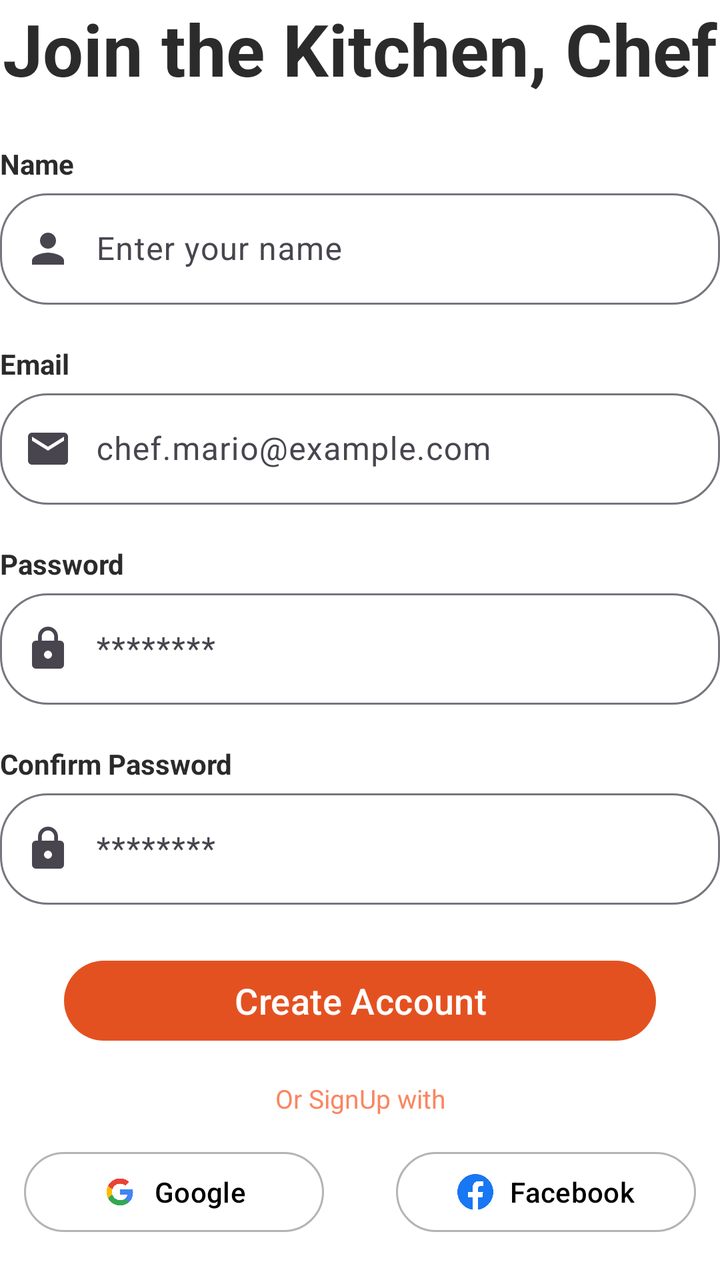
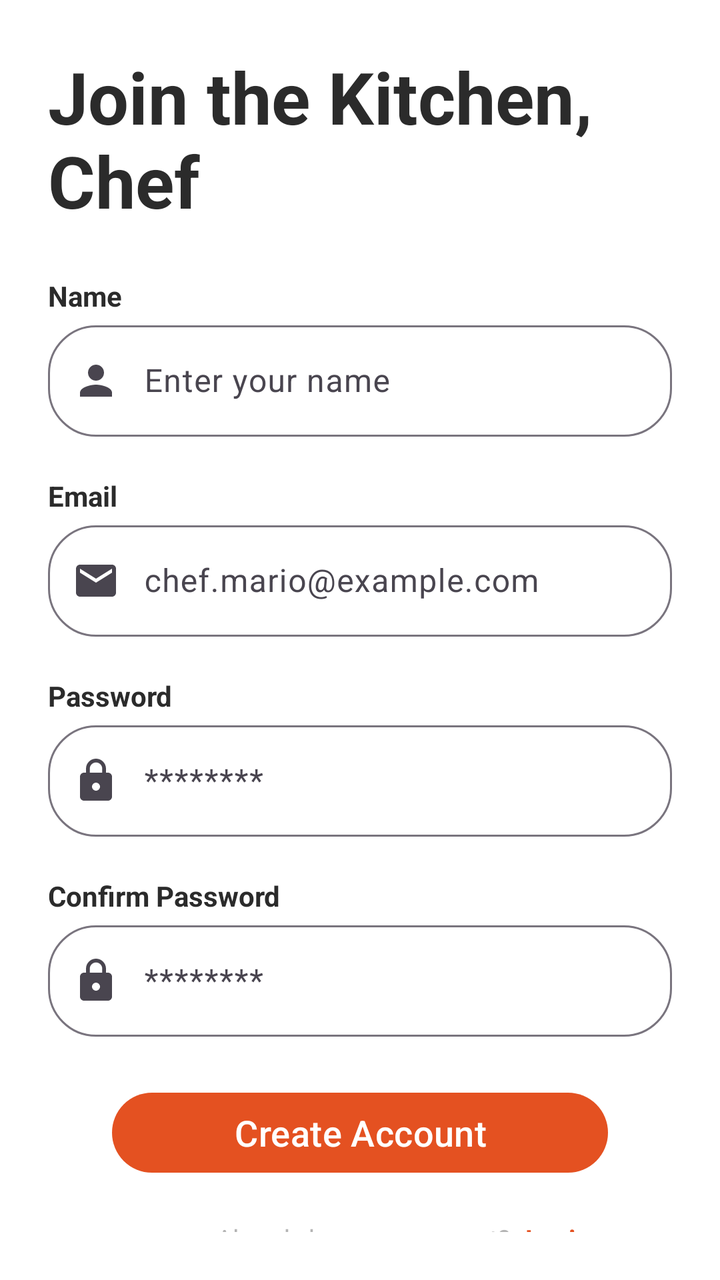

Two renders of the same Android screen: before a commit and after it. Below are the layout's source before the change and the commit's diff.
<!-- AndroidManifest.xml: application theme Theme.FoodPlanner -->
<!-- res/layout/fragment_sign_up.xml -->
<?xml version="1.0" encoding="utf-8"?>
<androidx.constraintlayout.widget.ConstraintLayout xmlns:android="http://schemas.android.com/apk/res/android"
    xmlns:app="http://schemas.android.com/apk/res-auto"
    xmlns:tools="http://schemas.android.com/tools"
    android:layout_width="match_parent"
    android:layout_height="match_parent"
    android:layout_margin="24dp"
    android:layout_gravity="center"
    android:background="@color/white"
    tools:context=".auth.SignUpFragment">


    <TextView
        android:id="@+id/signUpTitle"
        android:layout_width="wrap_content"
        android:layout_height="wrap_content"
        android:layout_gravity="center"
        android:text="Join the Kitchen, Chef"
        android:textColor="@color/text_dark"
        android:textSize="36sp"
        android:textStyle="bold"
        app:layout_constraintEnd_toEndOf="parent"
        app:layout_constraintStart_toStartOf="parent"
        app:layout_constraintTop_toTopOf="parent" />


    <TextView
        android:id="@+id/nameText"
        android:layout_width="wrap_content"
        android:layout_height="wrap_content"
        android:layout_marginTop="24dp"
        android:layout_marginBottom="8dp"
        android:text="Name"
        android:textStyle="bold"
        android:textColor="@color/text_dark"
        android:textSize="14sp"
        app:layout_constraintStart_toStartOf="parent"
        app:layout_constraintTop_toBottomOf="@+id/signUpTitle" />

    <com.google.android.material.textfield.TextInputLayout
        android:id="@+id/nameLayout"
        android:layout_width="match_parent"
        android:layout_height="wrap_content"
        app:startIconDrawable="@drawable/person"
        app:boxCornerRadiusTopStart="24dp"
        app:boxCornerRadiusTopEnd="24dp"
        app:boxCornerRadiusBottomStart="24dp"
        app:boxCornerRadiusBottomEnd="24dp"
        app:layout_constraintEnd_toEndOf="parent"
        app:layout_constraintStart_toStartOf="parent"
        app:layout_constraintTop_toBottomOf="@+id/nameText"
        >

        <com.google.android.material.textfield.TextInputEditText
            android:id="@+id/nameInput"
            android:layout_width="match_parent"
            android:layout_height="wrap_content"
            android:text=""
            android:hint="Enter your name"
            android:inputType="text"
            android:paddingStart="48dp"/>
    </com.google.android.material.textfield.TextInputLayout>

    <TextView
        android:id="@+id/emailText"
        android:layout_width="wrap_content"
        android:layout_height="wrap_content"
        android:layout_marginTop="20dp"
        android:layout_marginBottom="8dp"
        android:text="Email"
        android:textStyle="bold"
        android:textColor="@color/text_dark"
        android:textSize="14sp"
        app:layout_constraintStart_toStartOf="parent"
        app:layout_constraintTop_toBottomOf="@+id/nameLayout" />

    <com.google.android.material.textfield.TextInputLayout
        android:id="@+id/emailLayout"
        android:layout_width="match_parent"
        android:layout_height="wrap_content"
        app:startIconDrawable="@drawable/email_icon"
        app:boxCornerRadiusTopStart="24dp"
        app:boxCornerRadiusTopEnd="24dp"
        app:boxCornerRadiusBottomStart="24dp"
        app:boxCornerRadiusBottomEnd="24dp"
        app:layout_constraintEnd_toEndOf="parent"
        app:layout_constraintStart_toStartOf="parent"
        app:layout_constraintTop_toBottomOf="@+id/emailText"
        >

        <com.google.android.material.textfield.TextInputEditText
            android:id="@+id/emailInput"
            android:layout_width="match_parent"
            android:layout_height="wrap_content"
            android:text=""
            android:hint="chef.mario@example.com"
            android:inputType="textEmailAddress"
            android:paddingStart="48dp"/>
    </com.google.android.material.textfield.TextInputLayout>

    <TextView
        android:id="@+id/passwordText"
        android:layout_width="wrap_content"
        android:layout_height="wrap_content"
        android:layout_marginTop="20dp"
        android:layout_marginBottom="8dp"
        android:text="Password"
        android:textStyle="bold"
        android:textColor="@color/text_dark"
        android:textSize="14sp"
        app:layout_constraintStart_toStartOf="parent"
        app:layout_constraintTop_toBottomOf="@+id/emailLayout" />

    <com.google.android.material.textfield.TextInputLayout
        android:id="@+id/passwordLayout"
        android:layout_width="match_parent"
        android:layout_height="wrap_content"
        app:startIconDrawable="@drawable/lock"
        app:boxCornerRadiusTopStart="24dp"
        app:boxCornerRadiusTopEnd="24dp"
        app:boxCornerRadiusBottomStart="24dp"
        app:boxCornerRadiusBottomEnd="24dp"
        app:layout_constraintStart_toStartOf="parent"
        app:layout_constraintEnd_toEndOf="parent"
        app:layout_constraintTop_toBottomOf="@+id/passwordText"
        >

        <com.google.android.material.textfield.TextInputEditText
            android:id="@+id/passwordInput"
            android:layout_width="match_parent"
            android:layout_height="wrap_content"
            android:text=""
            android:hint="********"
            android:inputType="textPassword"
            android:paddingStart="48dp"/>
    </com.google.android.material.textfield.TextInputLayout>

    <TextView
        android:id="@+id/confirmPasswordText"
        android:layout_width="wrap_content"
        android:layout_height="wrap_content"
        android:layout_marginTop="20dp"
        android:layout_marginBottom="8dp"
        android:text="Confirm Password"
        android:textStyle="bold"
        android:textColor="@color/text_dark"
        android:textSize="14sp"
        app:layout_constraintStart_toStartOf="parent"
        app:layout_constraintTop_toBottomOf="@+id/passwordLayout" />

    <com.google.android.material.textfield.TextInputLayout
        android:id="@+id/confirmPasswordLayout"
        android:layout_width="match_parent"
        android:layout_height="wrap_content"
        app:startIconDrawable="@drawable/lock"
        app:boxCornerRadiusTopStart="24dp"
        app:boxCornerRadiusTopEnd="24dp"
        app:boxCornerRadiusBottomStart="24dp"
        app:boxCornerRadiusBottomEnd="24dp"
        app:layout_constraintStart_toStartOf="parent"
        app:layout_constraintEnd_toEndOf="parent"
        app:layout_constraintTop_toBottomOf="@+id/confirmPasswordText"
        >

        <com.google.android.material.textfield.TextInputEditText
            android:id="@+id/confirmPasswordInput"
            android:layout_width="match_parent"
            android:layout_height="wrap_content"
            android:text=""
            android:hint="********"
            android:inputType="textPassword"
            android:paddingStart="48dp"/>
    </com.google.android.material.textfield.TextInputLayout>

    <Button
        android:id="@+id/signUpButton"
        android:layout_width="match_parent"
        android:layout_height="wrap_content"
        android:layout_marginTop="24dp"
        android:layout_marginStart="32dp"
        android:layout_marginEnd="32dp"
        android:text="Create Account"
        android:textSize="18sp"
        app:backgroundTint="@color/primary_orange"
        app:layout_constraintEnd_toEndOf="parent"
        app:layout_constraintStart_toStartOf="parent"
        app:layout_constraintTop_toBottomOf="@+id/confirmPasswordLayout" />

    <TextView
        android:id="@+id/orText"
        android:layout_width="wrap_content"
        android:layout_height="wrap_content"
        android:layout_gravity="center_horizontal"
        android:layout_marginTop="16dp"
        android:text="Or SignUp with"
        android:textColor="@color/light_orange"
        android:textSize="13sp"
        app:layout_constraintTop_toBottomOf="@+id/signUpButton"
        app:layout_constraintEnd_toEndOf="parent"
        app:layout_constraintStart_toStartOf="parent"/>

    <Button
        android:id="@+id/googleLogin"
        android:layout_width="150dp"
        android:layout_height="wrap_content"
        android:layout_marginStart="12dp"
        android:layout_marginTop="14dp"
        android:text="Google"
        android:textColor="@color/black"
        app:icon="@drawable/google"
        app:iconGravity="textStart"
        app:iconTint="@null"
        app:backgroundTint="@color/white"
        app:strokeColor="@color/text_hint"
        app:strokeWidth="1dp"
        app:layout_constraintStart_toStartOf="parent"
        app:layout_constraintTop_toBottomOf="@+id/orText" />

    <Button
        android:id="@+id/facebookLogin"
        android:layout_width="150dp"
        android:layout_height="wrap_content"
        android:layout_marginEnd="12dp"
        android:layout_marginTop="14dp"
        android:text="Facebook"
        android:textColor="@color/black"
        app:backgroundTint="@color/white"
        app:icon="@drawable/facebook"
        app:iconGravity="textStart"
        app:iconTint="@null"
        app:strokeWidth="1dp"
        app:layout_constraintEnd_toEndOf="parent"
        app:layout_constraintTop_toBottomOf="@+id/orText"
        app:strokeColor="@color/text_hint"
        />


    <TextView
        android:id="@+id/textView"
        android:layout_width="wrap_content"
        android:layout_height="wrap_content"
        android:layout_marginStart="84dp"
        android:layout_marginTop="20dp"
        android:text="Already have an account? "
        android:textColor="@color/text_hint"
        android:textSize="13sp"
        app:layout_constraintStart_toStartOf="parent"
        app:layout_constraintTop_toBottomOf="@+id/googleLogin" />

    <TextView
        android:id="@+id/toLogin"
        android:layout_width="wrap_content"
        android:layout_height="wrap_content"
        android:layout_marginStart="4dp"
        android:layout_marginTop="20dp"
        android:text="Login"
        android:textColor="@color/primary_orange"
        android:textSize="13sp"
        android:textStyle="bold"
        app:layout_constraintStart_toEndOf="@+id/textView"
        app:layout_constraintTop_toBottomOf="@+id/googleLogin" />



</androidx.constraintlayout.widget.ConstraintLayout>
<!-- resources referenced by this layout -->
<resources>
  <color name="black">#FF000000</color>
  <color name="light_orange">#FA8661</color>
  <color name="primary_orange">#e45121</color>
  <color name="text_dark">#2B2B2B</color>
  <color name="text_hint">#B4B4B4</color>
  <color name="white">#FFFFFFFF</color>
  <!-- drawable email_icon (drawable) -->
  <vector xmlns:android="http://schemas.android.com/apk/res/android" android:height="24dp" android:tint="#96614F" android:viewportHeight="24" android:viewportWidth="24" android:width="24dp">
        
      <path android:fillColor="@android:color/white" android:pathData="M20,4L4,4c-1.1,0 -1.99,0.9 -1.99,2L2,18c0,1.1 0.9,2 2,2h16c1.1,0 2,-0.9 2,-2L22,6c0,-1.1 -0.9,-2 -2,-2zM20,8l-8,5 -8,-5L4,6l8,5 8,-5v2z"/>
      
  </vector>
  <!-- drawable facebook: png bitmap (drawable, 14907 bytes) -->
  <!-- drawable google: png bitmap (drawable, 110441 bytes) -->
  <!-- drawable lock (drawable) -->
  <vector xmlns:android="http://schemas.android.com/apk/res/android" android:height="24dp" android:tint="#96614F" android:viewportHeight="24" android:viewportWidth="24" android:width="24dp">
        
      <path android:fillColor="@android:color/white" android:pathData="M18,8h-1L17,6c0,-2.76 -2.24,-5 -5,-5S7,3.24 7,6v2L6,8c-1.1,0 -2,0.9 -2,2v10c0,1.1 0.9,2 2,2h12c1.1,0 2,-0.9 2,-2L20,10c0,-1.1 -0.9,-2 -2,-2zM12,17c-1.1,0 -2,-0.9 -2,-2s0.9,-2 2,-2 2,0.9 2,2 -0.9,2 -2,2zM15.1,8L8.9,8L8.9,6c0,-1.71 1.39,-3.1 3.1,-3.1 1.71,0 3.1,1.39 3.1,3.1v2z"/>
      
  </vector>
  <!-- drawable person (drawable) -->
  <vector xmlns:android="http://schemas.android.com/apk/res/android" android:height="24dp" android:tint="#96614F" android:viewportHeight="24" android:viewportWidth="24" android:width="24dp">
        
      <path android:fillColor="@android:color/white" android:pathData="M12,12c2.21,0 4,-1.79 4,-4s-1.79,-4 -4,-4 -4,1.79 -4,4 1.79,4 4,4zM12,14c-2.67,0 -8,1.34 -8,4v2h16v-2c0,-2.66 -5.33,-4 -8,-4z"/>
      
  </vector>
  <style name="Theme.FoodPlanner" parent="Base.Theme.FoodPlanner" />
  <style name="Base.Theme.FoodPlanner" parent="Theme.Material3.DayNight.NoActionBar">
          
          
      </style>
</resources>

<!-- the commit's change to res/layout/fragment_sign_up.xml (unified diff, before → after) -->
@@ -4,7 +4,7 @@
     xmlns:tools="http://schemas.android.com/tools"
     android:layout_width="match_parent"
     android:layout_height="match_parent"
-    android:layout_margin="24dp"
+    android:padding="24dp"
     android:layout_gravity="center"
     android:background="@color/white"
     tools:context=".auth.SignUpFragment">
@@ -186,53 +186,7 @@
         app:layout_constraintStart_toStartOf="parent"
         app:layout_constraintTop_toBottomOf="@+id/confirmPasswordLayout" />
 
-    <TextView
-        android:id="@+id/orText"
-        android:layout_width="wrap_content"
-        android:layout_height="wrap_content"
-        android:layout_gravity="center_horizontal"
-        android:layout_marginTop="16dp"
-        android:text="Or SignUp with"
-        android:textColor="@color/light_orange"
-        android:textSize="13sp"
-        app:layout_constraintTop_toBottomOf="@+id/signUpButton"
-        app:layout_constraintEnd_toEndOf="parent"
-        app:layout_constraintStart_toStartOf="parent"/>
-
-    <Button
-        android:id="@+id/googleLogin"
-        android:layout_width="150dp"
-        android:layout_height="wrap_content"
-        android:layout_marginStart="12dp"
-        android:layout_marginTop="14dp"
-        android:text="Google"
-        android:textColor="@color/black"
-        app:icon="@drawable/google"
-        app:iconGravity="textStart"
-        app:iconTint="@null"
-        app:backgroundTint="@color/white"
-        app:strokeColor="@color/text_hint"
-        app:strokeWidth="1dp"
-        app:layout_constraintStart_toStartOf="parent"
-        app:layout_constraintTop_toBottomOf="@+id/orText" />
-
-    <Button
-        android:id="@+id/facebookLogin"
-        android:layout_width="150dp"
-        android:layout_height="wrap_content"
-        android:layout_marginEnd="12dp"
-        android:layout_marginTop="14dp"
-        android:text="Facebook"
-        android:textColor="@color/black"
-        app:backgroundTint="@color/white"
-        app:icon="@drawable/facebook"
-        app:iconGravity="textStart"
-        app:iconTint="@null"
-        app:strokeWidth="1dp"
-        app:layout_constraintEnd_toEndOf="parent"
-        app:layout_constraintTop_toBottomOf="@+id/orText"
-        app:strokeColor="@color/text_hint"
-        />
+
 
 
     <TextView
@@ -245,7 +199,7 @@
         android:textColor="@color/text_hint"
         android:textSize="13sp"
         app:layout_constraintStart_toStartOf="parent"
-        app:layout_constraintTop_toBottomOf="@+id/googleLogin" />
+        app:layout_constraintTop_toBottomOf="@+id/signUpButton" />
 
     <TextView
         android:id="@+id/toLogin"
@@ -258,7 +212,7 @@
         android:textSize="13sp"
         android:textStyle="bold"
         app:layout_constraintStart_toEndOf="@+id/textView"
-        app:layout_constraintTop_toBottomOf="@+id/googleLogin" />
+        app:layout_constraintTop_toBottomOf="@+id/signUpButton" />
 
 
 
<!-- resource entries referenced after the edit -->
@@ -1,7 +1,5 @@
 <!-- resources referenced by this layout -->
 <resources>
-  <color name="black">#FF000000</color>
-  <color name="light_orange">#FA8661</color>
   <color name="primary_orange">#e45121</color>
   <color name="text_dark">#2B2B2B</color>
   <color name="text_hint">#B4B4B4</color>
@@ -12,8 +10,6 @@
       <path android:fillColor="@android:color/white" android:pathData="M20,4L4,4c-1.1,0 -1.99,0.9 -1.99,2L2,18c0,1.1 0.9,2 2,2h16c1.1,0 2,-0.9 2,-2L22,6c0,-1.1 -0.9,-2 -2,-2zM20,8l-8,5 -8,-5L4,6l8,5 8,-5v2z"/>
       
   </vector>
-  <!-- drawable facebook: png bitmap (drawable, 14907 bytes) -->
-  <!-- drawable google: png bitmap (drawable, 110441 bytes) -->
   <!-- drawable lock (drawable) -->
   <vector xmlns:android="http://schemas.android.com/apk/res/android" android:height="24dp" android:tint="#96614F" android:viewportHeight="24" android:viewportWidth="24" android:width="24dp">
         
